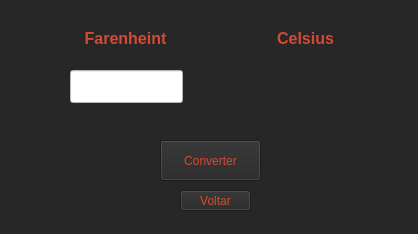
Old version of the form telas/telaFc.ui in the repository laribrito/primeiraInterface.
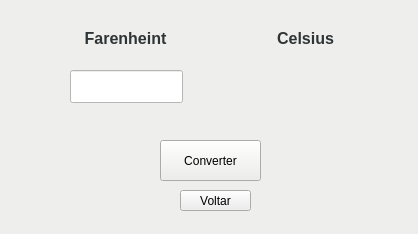
New version of the form.

Commit message: Modifica as cores das telas

Patch:
```diff
--- a/telas/telaFc.ui
+++ b/telas/telaFc.ui
@@ -13,10 +13,12 @@
   <property name="windowTitle">
    <string>Farenheint para Celsius</string>
   </property>
+  <property name="styleSheet">
+   <string notr="true">background: rgb(238, 238, 236); color: rgb(46, 52, 54)</string>
+  </property>
   <widget class="QWidget" name="centralwidget">
    <property name="styleSheet">
-    <string notr="true">background: #272727; color: #D64933;
-</string>
+    <string notr="true">background: rgb(238, 238, 236); color: rgb(46, 52, 54)</string>
    </property>
    <widget class="QLineEdit" name="esse">
     <property name="geometry">
@@ -130,7 +132,7 @@
      </rect>
     </property>
     <property name="styleSheet">
-     <string notr="true">background: 7C7C7C; color: #D64933;</string>
+     <string notr="true">color: black</string>
     </property>
     <property name="text">
      <string>Converter</string>
@@ -146,7 +148,7 @@
      </rect>
     </property>
     <property name="styleSheet">
-     <string notr="true">background: 7C7C7C; color: #D64933;</string>
+     <string notr="true">color: black</string>
     </property>
     <property name="text">
      <string>Voltar</string>
```
The commit also changes 3 other files.
